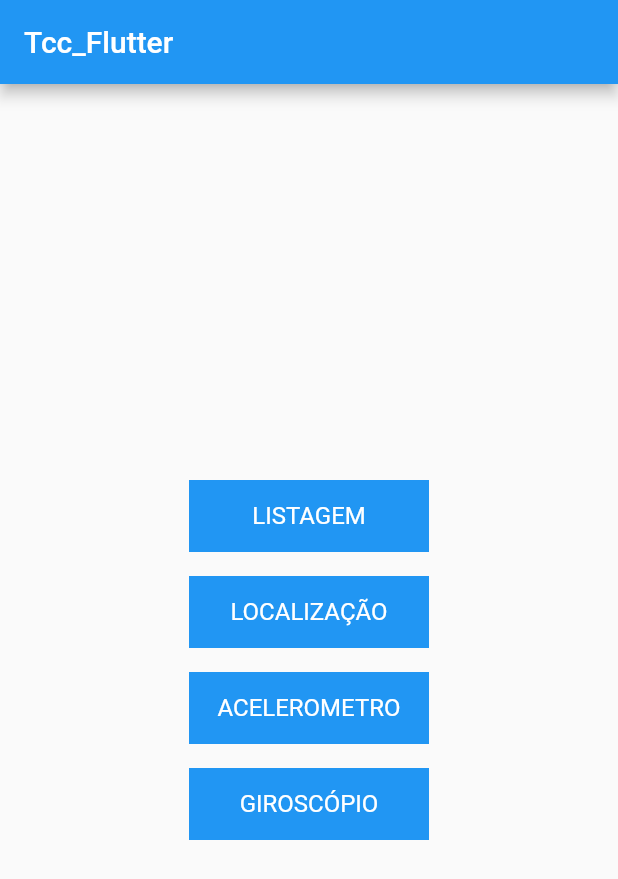
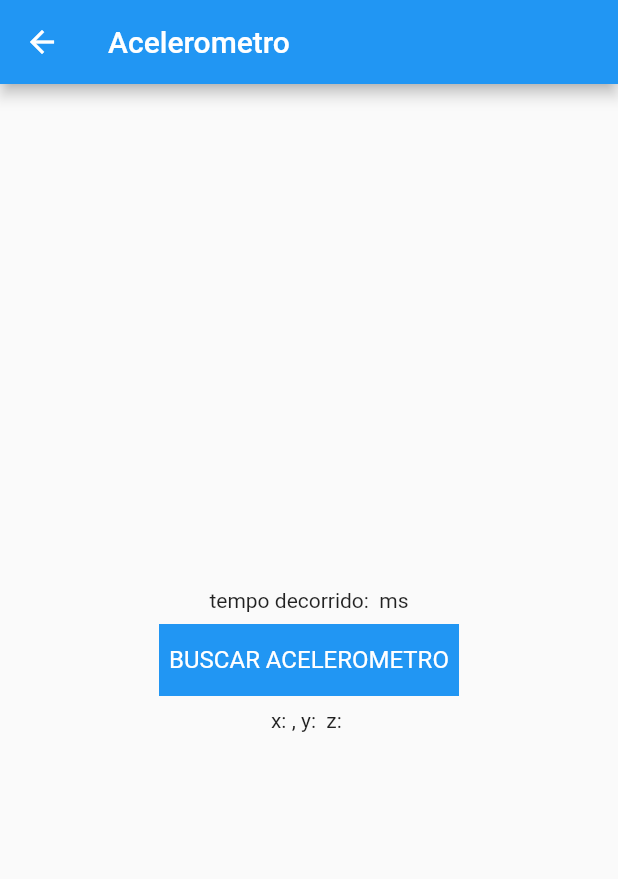
Before and after one commit to gabrielPaim98/Mobile-Performance, a Flutter app: the screen it shows after launch, after a tap on "ACELEROMETRO", on a phone screen of 412 x 824 dp. Shown: the top 879 px of the screen. Run offline on Flutter 3.47's test engine with Material 2 defaults, Android fonts, the light colour scheme and no system bars; our stand-ins replace geolocator, sensors_plus.

Commit message:
giroscopio e acelerometro

```diff
--- /dev/null
+++ b/Flutter/tcc_flutter/lib/accelerometro_view/acelerometro_view.dart
@@ -0,0 +1,74 @@
+import 'package:flutter/material.dart';
+import 'package:sensors_plus/sensors_plus.dart';
+
+class AcelerometroView extends StatefulWidget {
+  const AcelerometroView({Key? key}) : super(key: key);
+
+  @override
+  State<AcelerometroView> createState() => _AcelerometroViewState();
+}
+
+class _AcelerometroViewState extends State<AcelerometroView> {
+  DateTime? _before;
+  DateTime? _after;
+
+  UserAccelerometerEvent? acceleration;
+  @override
+  void initState() {
+    super.initState();
+  }
+
+  @override
+  Widget build(BuildContext context) {
+    return Scaffold(
+      appBar: AppBar(
+        title: Text('Acelerometro'),
+      ),
+      body: SizedBox(
+        width: MediaQuery.of(context).size.width,
+        child: Column(
+          crossAxisAlignment: CrossAxisAlignment.center,
+          mainAxisAlignment: MainAxisAlignment.center,
+          children: [
+            Text(
+                'tempo decorrido: ${_after == null ? '' : _after!.difference(_before!).inMilliseconds} ms'),
+            const SizedBox(
+              height: 8,
+            ),
+            InkWell(
+              onTap: () {
+                _before = DateTime.now();
+                print('teste');
+                userAccelerometerEvents.listen((UserAccelerometerEvent event) {
+                  setState(() {
+                    acceleration = event;
+                    print('teste1');
+                    if (event.x != 0.0 || event.y != 0.0 || event.z != 0.0) {
+                      _after = DateTime.now();
+                    }
+                  });
+                });
+              },
+              child: Container(
+                height: 48,
+                color: Colors.blue,
+                width: 200,
+                child: const Center(
+                  child: Text(
+                    'BUSCAR ACELEROMETRO',
+                    style: TextStyle(color: Colors.white, fontSize: 16),
+                  ),
+                ),
+              ),
+            ),
+            const SizedBox(
+              height: 8,
+            ),
+            Text(
+                'x: ${acceleration == null ? '' : acceleration!.x}, y: ${acceleration == null ? '' : acceleration!.y} z: ${acceleration == null ? '' : acceleration!.z}')
+          ],
+        ),
+      ),
+    );
+  }
+}
--- a/Flutter/tcc_flutter/lib/home_view/home_view.dart
+++ b/Flutter/tcc_flutter/lib/home_view/home_view.dart
@@ -1,6 +1,8 @@
 import 'dart:async';
 
 import 'package:flutter/material.dart';
+import 'package:tcc_flutter/accelerometro_view/acelerometro_view.dart';
+import 'package:tcc_flutter/giroscopio_view/giroscopio_view.dart';
 import 'package:tcc_flutter/listagem_view/listagem_view.dart';
 import 'package:tcc_flutter/localizacao_view/localizacao_view.dart';
 
@@ -67,7 +69,13 @@ class HomeView extends StatelessWidget {
               height: 16,
             ),
             InkWell(
-              onTap: () async {},
+              onTap: () async {
+                Navigator.push(
+                    context,
+                    MaterialPageRoute(
+                      builder: (context) => AcelerometroView(),
+                    ));
+              },
               child: Container(
                 height: 48,
                 color: Colors.blue,
@@ -84,7 +92,13 @@ class HomeView extends StatelessWidget {
               height: 16,
             ),
             InkWell(
-              onTap: () async {},
+              onTap: () async {
+                Navigator.push(
+                    context,
+                    MaterialPageRoute(
+                      builder: (context) => GiroscopioView(),
+                    ));
+              },
               child: Container(
                 height: 48,
                 color: Colors.blue,
--- a/Flutter/tcc_flutter/pubspec.yaml
+++ b/Flutter/tcc_flutter/pubspec.yaml
@@ -35,6 +35,7 @@ dependencies:
   # Use with the CupertinoIcons class for iOS style icons.
   cupertino_icons: ^1.0.2
   geolocator: ^8.2.0
+  sensors_plus: ^1.3.1
 dev_dependencies:
   flutter_test:
     sdk: flutter
```
Also changed, not shown: Flutter/tcc_flutter/lib/giroscopio_view/giroscopio_view.dart (added, +68 -0 lines), Flutter/tcc_flutter/pubspec.lock, 2 other files.
